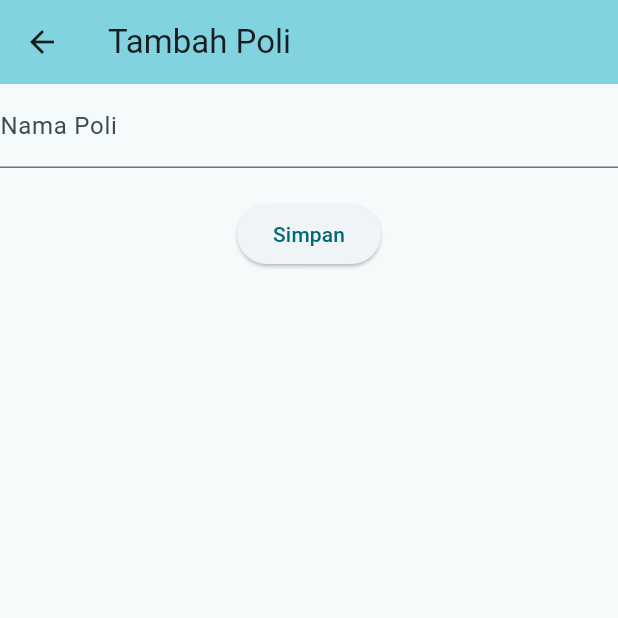
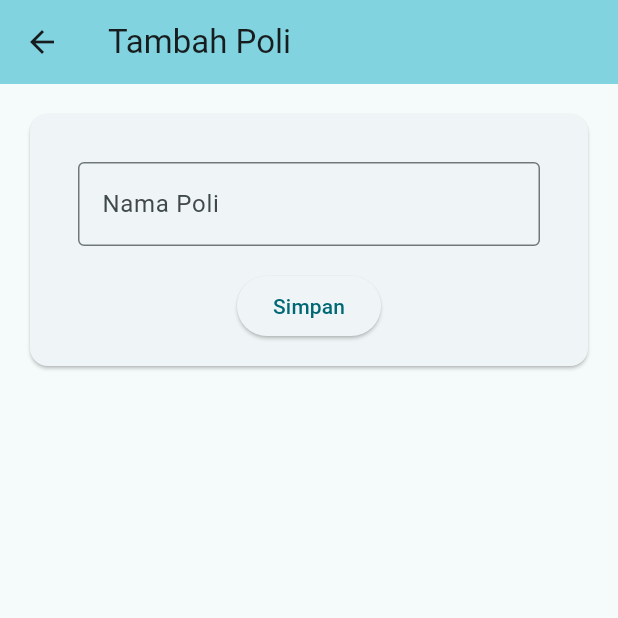
Before and after one commit to kanzankazu/Kanzan_Flutter_Learn, a Flutter app: the screen it shows after launch, after a tap on the "add" icon, on a phone screen of 412 x 824 dp, the top half of it. Run offline on Flutter 3.47's test engine with Material 3 defaults, Android fonts, the phone set to English and light mode, and no system bars.

Commit message:
add form

```diff
--- a/lib/model/poli.dart
+++ b/lib/model/poli.dart
@@ -3,4 +3,6 @@ class Poli {
   String namaPoli;
 
   Poli({this.id, required this.namaPoli});
+
+  isNull(Poli? poli) => poli == null;
 }
--- a/lib/ui/poli/poli_form.dart
+++ /dev/null
@@ -1,35 +0,0 @@
-import 'package:belajar_1/widget/custom_app_bar.dart';
-import 'package:flutter/material.dart';
-
-class PoliForm extends StatefulWidget {
-  const PoliForm({super.key});
-
-  @override
-  State<StatefulWidget> createState() => PoliFormState();
-}
-
-class PoliFormState extends State<PoliForm> {
-  final formKey = GlobalKey<FormState>();
-
-  @override
-  Widget build(BuildContext context) {
-    return Scaffold(
-      appBar: const CustomAppBar(title: "Tambah Poli"),
-      body: SingleChildScrollView(
-        child: Form(
-            key: formKey,
-            child: Column(
-              children: [
-                const TextField(
-                  decoration: InputDecoration(labelText: "Nama Poli"),
-                ),
-                const SizedBox(
-                  height: 20,
-                ),
-                ElevatedButton(onPressed: () {}, child: const Text("Simpan"))
-              ],
-            )),
-      ),
-    );
-  }
-}
--- /dev/null
+++ b/lib/ui/poli/poli_form_add_edit.dart
@@ -0,0 +1,76 @@
+import 'package:belajar_1/model/poli.dart';
+import 'package:belajar_1/ui/poli/poli_detail.dart';
+import 'package:belajar_1/widget/custom_app_bar.dart';
+import 'package:flutter/material.dart';
+
+class PoliFormAddEdit extends StatefulWidget {
+  const PoliFormAddEdit({super.key, this.poli});
+
+  final Poli? poli;
+
+  @override
+  State<StatefulWidget> createState() => PoliFormAddEditState();
+}
+
+class PoliFormAddEditState extends State<PoliFormAddEdit> {
+  late final _formKey = GlobalKey<FormState>();
+  late final _namaPoliCtrl = TextEditingController();
+
+  String titleToolbar = "";
+  String titleButton = "";
+
+  @override
+  void initState() {
+    // TODO: implement initState
+    super.initState();
+    setState(() {
+      _namaPoliCtrl.text = (widget.poli != null ? widget.poli!.namaPoli : "");
+    });
+  }
+
+  @override
+  Widget build(BuildContext context) {
+    titleToolbar = widget.poli != null ? "Ubah Poli" : "Tambah Poli";
+    titleButton = widget.poli != null ? "Simpan Perubahan" : "Simpan";
+
+    return Scaffold(
+      appBar: CustomAppBar(title: titleToolbar),
+      body: SingleChildScrollView(
+        child: Form(
+            key: _formKey,
+            child: Container(
+              padding: const EdgeInsets.all(16),
+              child: Card(
+                child: Container(
+                  padding: const EdgeInsets.all(16),
+                  child: Column(
+                    children: [_fieldNamaPoli(), _tombolSimpan()],
+                  ),
+                ),
+              ),
+            )),
+      ),
+    );
+  }
+
+  _fieldNamaPoli() {
+    return Container(
+      margin: const EdgeInsets.all(16),
+      child: TextField(
+        controller: _namaPoliCtrl,
+        decoration: const InputDecoration(border: OutlineInputBorder(), labelText: "Nama Poli"),
+      ),
+    );
+  }
+
+  _tombolSimpan() {
+    return ElevatedButton(
+        onPressed: () {
+          Poli poli = Poli(namaPoli: _namaPoliCtrl.text);
+          if (widget.poli != null) Navigator.pop(context);
+          Navigator.pushReplacement(context, MaterialPageRoute(builder: (context) => PoliDetail(poli: poli)));
+          _namaPoliCtrl.clear();
+        },
+        child: Text(titleButton));
+  }
+}
--- a/lib/ui/poli/poli_item.dart
+++ b/lib/ui/poli/poli_item.dart
@@ -13,9 +13,12 @@ class PoliItem extends StatelessWidget {
       onTap: () {
         Navigator.push(context, MaterialPageRoute(builder: (context) => PoliDetail(poli: poli)));
       },
-      child: Card(
-        child: ListTile(
-          title: Text(poli.namaPoli),
+      child: Container(
+        padding: const EdgeInsets.all(8),
+        child: Card(
+          child: ListTile(
+            title: Text(poli.namaPoli),
+          ),
         ),
       ),
     );
--- a/lib/ui/poli/poli_page.dart
+++ b/lib/ui/poli/poli_page.dart
@@ -1,5 +1,5 @@
 import 'package:belajar_1/model/poli.dart';
-import 'package:belajar_1/ui/poli/poli_form.dart';
+import 'package:belajar_1/ui/poli/poli_form_add_edit.dart';
 import 'package:belajar_1/ui/poli/poli_item.dart';
 import 'package:belajar_1/widget/custom_app_bar.dart';
 import 'package:flutter/material.dart';
@@ -21,12 +21,13 @@ class PoliPageState extends State<PoliPage> {
           GestureDetector(
             child: const Icon(Icons.add),
             onTap: () {
-              Navigator.push(context, MaterialPageRoute(builder: (context) => const PoliForm()));
+              Navigator.push(context, MaterialPageRoute(builder: (context) => const PoliFormAddEdit()));
             },
           )
         ],
       ),
       body: ListView(
+        padding: const EdgeInsets.all(16),
         children: [
           PoliItem(poli: Poli(namaPoli: "Poli Anak")),
           PoliItem(poli: Poli(namaPoli: "Poli Kandungan")),
--- a/lib/widget/custom_app_bar.dart
+++ b/lib/widget/custom_app_bar.dart
@@ -1,10 +1,9 @@
 import 'package:flutter/material.dart';
 
 class CustomAppBar extends StatefulWidget implements PreferredSizeWidget {
-  const CustomAppBar({
-    super.key, required this.title, this.actions
+  const CustomAppBar({super.key, required this.title, this.actions
       /*required this.onTextChanged*/
-  });
+      });
 
   final String title;
   final List<Widget>? actions;
@@ -19,34 +18,12 @@ class CustomAppBar extends StatefulWidget implements PreferredSizeWidget {
 }
 
 class _CustomAppBar extends State<CustomAppBar> {
-  final TextEditingController _controller = TextEditingController();
-
   @override
   Widget build(BuildContext context) {
     return AppBar(
       backgroundColor: Theme.of(context).colorScheme.inversePrimary,
       title: Text(widget.title),
       actions: widget.actions,
-      /*IconButton(
-          icon: const Icon(Icons.search),
-          onPressed: () {
-            // Memanggil fungsi onTextChanged dan meneruskan teks yang diinputkan
-            widget.onTextChanged(_controller.text);
-          },
-        ),*/
-      /*bottom: PreferredSize(
-        preferredSize: const Size.fromHeight(48),
-        child: Padding(
-          padding: const EdgeInsets.all(8.0),
-          child: TextField(
-            controller: _controller,
-            decoration: const InputDecoration(
-              hintText: 'Cari...',
-              border: OutlineInputBorder(),
-            ),
-          ),
-        ),
-      ),*/
     );
   }
 }
```
Also changed, not shown: lib/ui/poli/poli_detail.dart (+48 -6 lines), lib/main.dart (line endings or trailing spaces).
